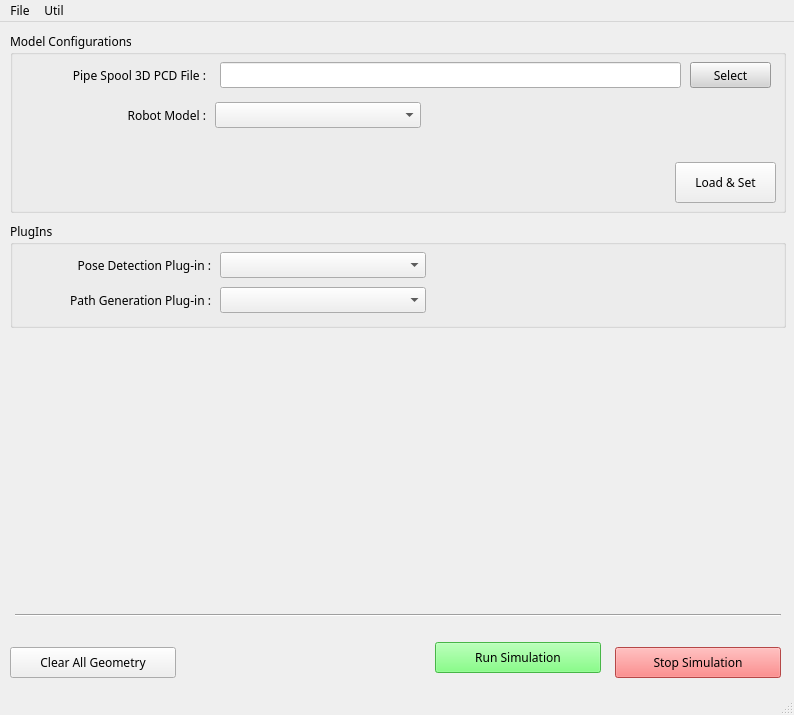
Before: the Qt Designer form python/manager/manager.ui in yes89929/flame_robotics_drt---pdm, drawn with Qt 5.
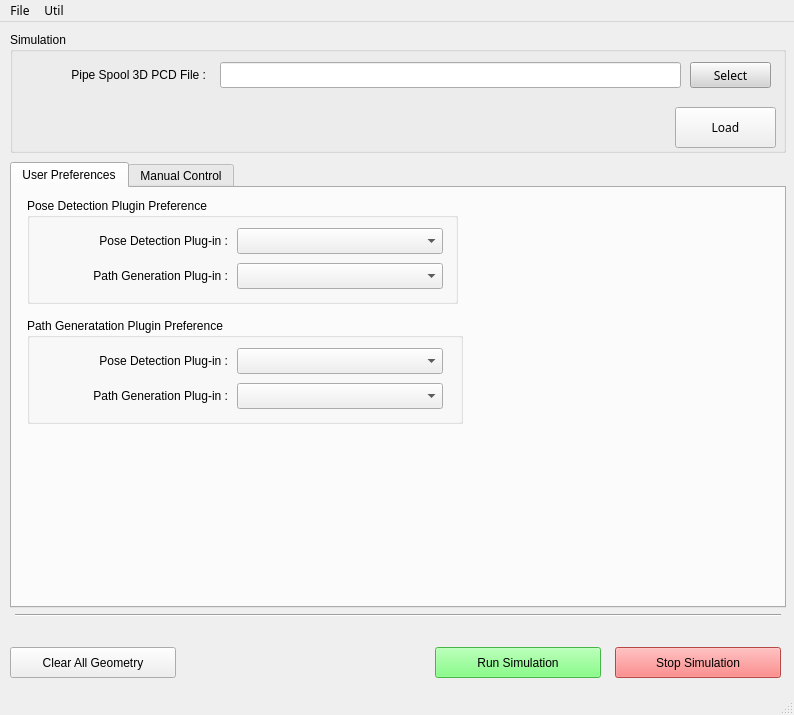
After: the same form once the commit is applied. The open tabs and pages were chosen to show the change. Icons and pictures are not drawn.

What changed in the file:
```diff
--- a/python/manager/manager.ui
+++ b/python/manager/manager.ui
@@ -36,11 +36,16 @@
       <x>10</x>
       <y>10</y>
       <width>776</width>
-      <height>181</height>
+      <height>121</height>
      </rect>
     </property>
+    <property name="font">
+     <font>
+      <family>Arial</family>
+     </font>
+    </property>
     <property name="title">
-     <string>Model Configurations</string>
+     <string>Simulation</string>
     </property>
     <widget class="QLabel" name="label">
      <property name="geometry">
@@ -93,37 +98,11 @@
       <string>Select</string>
      </property>
     </widget>
-    <widget class="QLabel" name="label_2">
-     <property name="geometry">
-      <rect>
-       <x>70</x>
-       <y>70</y>
-       <width>126</width>
-       <height>26</height>
-      </rect>
-     </property>
-     <property name="text">
-      <string>Robot Model :</string>
-     </property>
-     <property name="alignment">
-      <set>Qt::AlignRight|Qt::AlignTrailing|Qt::AlignVCenter</set>
-     </property>
-    </widget>
-    <widget class="QComboBox" name="select_robot_model">
-     <property name="geometry">
-      <rect>
-       <x>205</x>
-       <y>70</y>
-       <width>206</width>
-       <height>26</height>
-      </rect>
-     </property>
-    </widget>
     <widget class="QPushButton" name="btn_stop_simulation_2">
      <property name="geometry">
       <rect>
        <x>665</x>
-       <y>130</y>
+       <y>75</y>
        <width>101</width>
        <height>41</height>
       </rect>
@@ -137,7 +116,7 @@
       <string notr="true"/>
      </property>
      <property name="text">
-      <string>Load &amp;&amp; Set</string>
+      <string>Load</string>
      </property>
     </widget>
    </widget>
@@ -145,14 +124,14 @@
     <property name="geometry">
      <rect>
       <x>435</x>
-      <y>620</y>
+      <y>625</y>
       <width>166</width>
       <height>31</height>
      </rect>
     </property>
     <property name="font">
      <font>
-      <family>NanumSquare</family>
+      <family>Arial</family>
      </font>
     </property>
     <property name="styleSheet">
@@ -178,7 +157,7 @@
     </property>
     <property name="font">
      <font>
-      <family>NanumSquare</family>
+      <family>Arial</family>
      </font>
     </property>
     <property name="styleSheet">
@@ -217,7 +196,7 @@
     </property>
     <property name="font">
      <font>
-      <family>NanumSquare</family>
+      <family>Arial</family>
      </font>
     </property>
     <property name="styleSheet">
@@ -227,17 +206,43 @@
      <string>Clear All Geometry</string>
     </property>
    </widget>
-   <widget class="QGroupBox" name="groupBox">
+   <widget class="QTabWidget" name="tabWidget">
     <property name="geometry">
      <rect>
       <x>10</x>
-      <y>200</y>
+      <y>140</y>
       <width>776</width>
+      <height>446</height>
+     </rect>
+    </property>
+    <property name="font">
+     <font>
+      <family>Arial</family>
+     </font>
+    </property>
+    <property name="currentIndex">
+     <number>1</number>
+    </property>
+    <widget class="QWidget" name="tab">
+     <attribute name="title">
+      <string>User Preferences</string>
+     </attribute>
+     <widget class="QGroupBox" name="groupBox">
+      <property name="geometry">
+       <rect>
+        <x>15</x>
+        <y>10</y>
+        <width>431</width>
       <height>106</height>
      </rect>
     </property>
+      <property name="font">
+       <font>
+        <family>Arial</family>
+       </font>
+      </property>
     <property name="title">
-     <string>PlugIns</string>
+       <string>Pose Detection Plugin Preference</string>
     </property>
     <widget class="QComboBox" name="select_pg_plugin">
      <property name="geometry">
@@ -290,6 +295,83 @@
      <property name="alignment">
       <set>Qt::AlignRight|Qt::AlignTrailing|Qt::AlignVCenter</set>
      </property>
+      </widget>
+     </widget>
+     <widget class="QGroupBox" name="groupBox_2">
+      <property name="geometry">
+       <rect>
+        <x>15</x>
+        <y>130</y>
+        <width>436</width>
+        <height>106</height>
+       </rect>
+      </property>
+      <property name="font">
+       <font>
+        <family>Arial</family>
+       </font>
+      </property>
+      <property name="title">
+       <string>Path Generatation Plugin Preference</string>
+      </property>
+      <widget class="QComboBox" name="select_pg_plugin_2">
+       <property name="geometry">
+        <rect>
+         <x>210</x>
+         <y>65</y>
+         <width>206</width>
+         <height>26</height>
+        </rect>
+       </property>
+      </widget>
+      <widget class="QComboBox" name="select_pd_plugin_2">
+       <property name="geometry">
+        <rect>
+         <x>210</x>
+         <y>30</y>
+         <width>206</width>
+         <height>26</height>
+        </rect>
+       </property>
+      </widget>
+      <widget class="QLabel" name="label_5">
+       <property name="geometry">
+        <rect>
+         <x>20</x>
+         <y>30</y>
+         <width>181</width>
+         <height>26</height>
+        </rect>
+       </property>
+       <property name="text">
+        <string>Pose Detection Plug-in :</string>
+       </property>
+       <property name="alignment">
+        <set>Qt::AlignRight|Qt::AlignTrailing|Qt::AlignVCenter</set>
+       </property>
+      </widget>
+      <widget class="QLabel" name="label_6">
+       <property name="geometry">
+        <rect>
+         <x>10</x>
+         <y>65</y>
+         <width>191</width>
+         <height>26</height>
+        </rect>
+       </property>
+       <property name="text">
+        <string>Path Generation Plug-in :</string>
+       </property>
+       <property name="alignment">
+        <set>Qt::AlignRight|Qt::AlignTrailing|Qt::AlignVCenter</set>
+       </property>
+      </widget>
+     </widget>
+    </widget>
+    <widget class="QWidget" name="tab_2">
+     <attribute name="title">
+      <string>Manual Control</string>
+     </attribute>
     </widget>
    </widget>
   </widget>
```
Lines whose indentation alone changed are shown as unchanged.
